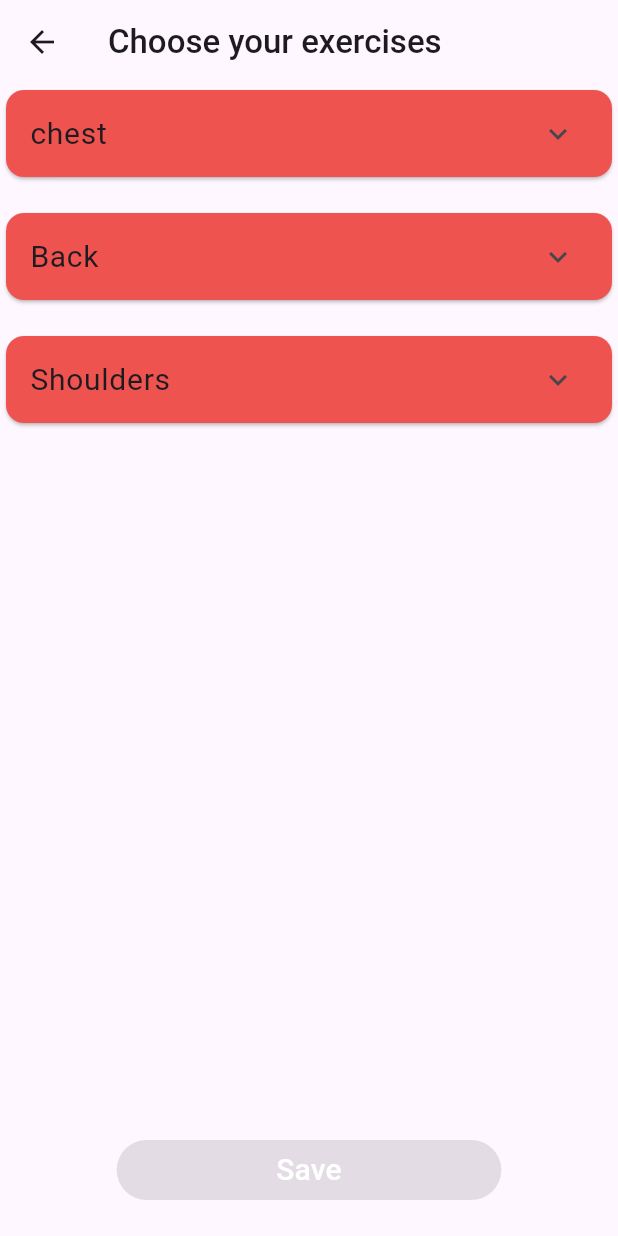
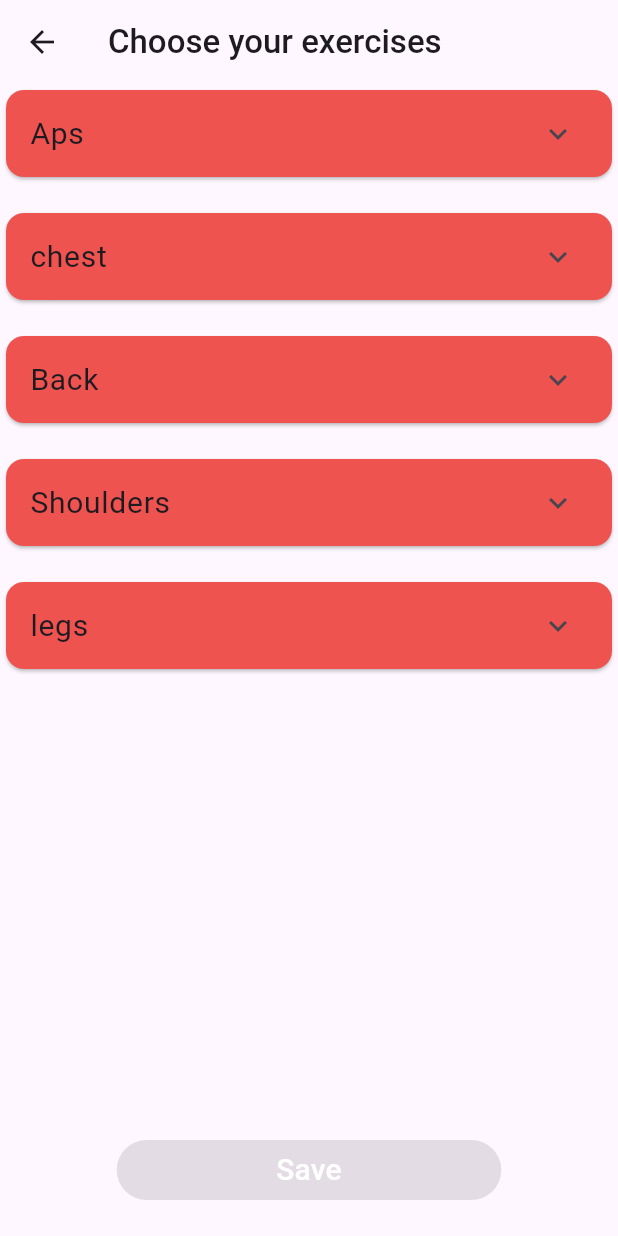
Before and after one commit to ahmedemara231/be-fit, a Flutter app: the ChooseExercises screen opened directly with empty values, on a phone screen of 412 x 824 dp. Run offline on Flutter 3.47's test engine with Material 3 defaults, Android fonts, the phone set to English and light mode, and no system bars; our stand-ins replace cloud_firestore, firebase_core, firebase_storage, fl_chart, flutter_bloc, image_picker and 2 more; accounts and stored records are empty.

Commit message:
add some exercises and fix some code

```diff
--- a/lib/view/exercises/bodyMuscles.dart
+++ b/lib/view/exercises/bodyMuscles.dart
@@ -18,14 +18,15 @@ class _BodyMusclesState extends State<BodyMuscles> {
   void initState() {
     exerciseModel =
     [
-      // ExerciseModel(imageUrl: 'aps', text: 'Aps',numberOfExercises: 20),
-      ExerciseModel(imageUrl: 'back', text: 'Back',numberOfExercises: 20),
-      ExerciseModel(imageUrl: 'chest', text: 'chest',numberOfExercises: 20),
+      ExerciseModel(imageUrl: 'aps', text: 'Aps',numberOfExercises: 2),
+      ExerciseModel(imageUrl: 'back', text: 'Back',numberOfExercises: 2),
+      ExerciseModel(imageUrl: 'chest', text: 'chest',numberOfExercises: 2),
+      ExerciseModel(imageUrl: 'Legs', text: 'legs',numberOfExercises: 2),
+      ExerciseModel(imageUrl: 'shoulders', text: 'Shoulders',numberOfExercises: 2),
+
       // ExerciseModel(imageUrl: 'biceps', text: 'Biceps',numberOfExercises: 20),
+      // ExerciseModel(imageUrl: 'triceps', text: 'Triceps',numberOfExercises: 20),
       // ExerciseModel(imageUrl: 'foreArm', text: 'Fore Arm',numberOfExercises: 20),
-      // ExerciseModel(imageUrl: 'Legs', text: 'Legs',numberOfExercises: 20),
-      ExerciseModel(imageUrl: 'shoulders', text: 'Shoulders',numberOfExercises: 20),
-      // ExerciseModel(imageUrl: 'triceps', text: 'Triceps',numberOfExercises: 20),
     ];
     super.initState();
   }
--- a/lib/view/exercises/createExercise.dart
+++ b/lib/view/exercises/createExercise.dart
@@ -47,7 +47,11 @@ class CreateExercise extends StatelessWidget {
                               description: descriptionCont.text,
                           ),
                           context: context,
-                        );
+                        ).then((value)
+                        {
+                          nameCont.clear();
+                          descriptionCont.clear();
+                        });
                       }
                     }
                 },
--- a/lib/view/exercises/specificExercise/specificExercise.dart
+++ b/lib/view/exercises/specificExercise/specificExercise.dart
@@ -1,7 +1,6 @@
 
 import 'package:be_fit/modules/otp_tff.dart';
 import 'package:be_fit/modules/snackBar.dart';
-import 'package:be_fit/view/exercises/specificExercise/exercise_video.dart';
 import 'package:be_fit/view/log/Log.dart';
 import 'package:be_fit/view_model/exercises/cubit.dart';
 import 'package:cloud_firestore/cloud_firestore.dart';
@@ -90,6 +89,8 @@ class SpecificExercise extends StatelessWidget {
                         borderRadius: BorderRadius.circular(20),
                       ),
                       height: MediaQuery.of(context).size.height/4,
+                      child: Padding(
+                        padding: const EdgeInsets.all(8.0),
                         child: Column(
                           children: [
                             const RecordsModel(),
@@ -140,6 +141,7 @@ class SpecificExercise extends StatelessWidget {
                               ),
                             ),
                           ],
+                        ),
                       ),
                     );
                   }
--- a/lib/view/plans/create_plan/choose_exercises.dart
+++ b/lib/view/plans/create_plan/choose_exercises.dart
@@ -1,5 +1,4 @@
 import 'package:be_fit/modules/myText.dart';
-import 'package:be_fit/view/plans/plans.dart';
 import 'package:be_fit/view_model/plans/cubit.dart';
 import 'package:be_fit/view_model/plans/states.dart';
 import 'package:flutter/material.dart';
@@ -17,13 +16,6 @@ class ChooseExercises extends StatefulWidget {
 }
 
 class _ChooseExercisesState extends State<ChooseExercises> {
-
-  List<String> muscles =
-  [
-    'chest',
-    'Back',
-    'Shoulders',
-  ];
 
   @override
   void initState() {
@@ -52,7 +44,10 @@ class _ChooseExercisesState extends State<ChooseExercises> {
                     itemBuilder: (context, index) => Card(
                       color: Colors.red[400],
                       child: ExpansionTile(
-                        title: MyText(text: muscles[index],fontSize: 20,),
+                        title: MyText(
+                          text: PlansCubit.getInstance(context).muscles[index],
+                          fontSize: 20,
+                        ),
                         children: List.generate(
                             PlansCubit.getInstance(context).musclesForPlan[index].length,
                                 (i) => ListTile(
--- a/lib/view/plans/create_plan/continue_planning.dart
+++ b/lib/view/plans/create_plan/continue_planning.dart
@@ -1,6 +1,5 @@
 import 'package:be_fit/modules/myText.dart';
 import 'package:be_fit/view/bottomNavBar.dart';
-import 'package:be_fit/view/plans/create_plan/ChooseFromExercises.dart';
 import 'package:be_fit/view_model/plans/cubit.dart';
 import 'package:be_fit/view_model/plans/states.dart';
 import 'package:flutter/material.dart';
--- a/lib/view/plans/every_day_exercises.dart
+++ b/lib/view/plans/every_day_exercises.dart
@@ -33,7 +33,7 @@ class DayExercises extends StatelessWidget {
             child: Card(
               child: ListTile(
                 leading: Image.network(dayExercises[index].image),
-                title: MyText(text: dayExercises[index].name),
+                title: MyText(text: dayExercises[index].name,fontSize: 18,fontWeight: FontWeight.w500,),
                 trailing: const Icon(Icons.arrow_forward_ios),
               ),
             ),
--- a/lib/view_model/exercises/states.dart
+++ b/lib/view_model/exercises/states.dart
@@ -41,3 +41,7 @@ class SetRecordForCustomExerciseLoadingState extends ExercisesStates {}
 class SetRecordForCustomExerciseSuccessState extends ExercisesStates {}
 
 class SetRecordForCustomExerciseErrorState extends ExercisesStates {}
+
+class DeleteCustomExerciseSuccessState extends ExercisesStates{}
+
+class DeleteCustomExerciseErrorState extends ExercisesStates{}
```
Also changed, not shown: lib/view/exercises/exercises.dart (+30 -2 lines), lib/view/plans/create_plan/ChooseFromExercises.dart (deleted, +0 -220 lines), lib/view_model/exercises/cubit.dart (+23 -0 lines), lib/view_model/plans/cubit.dart (+49 -6 lines). Lines whose indentation alone changed are shown as unchanged.
